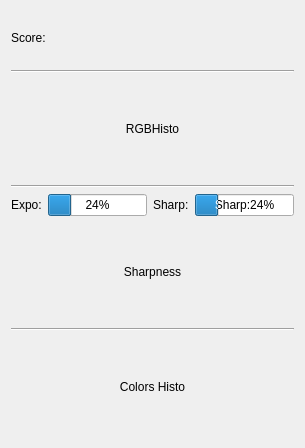
Old version of the form ui/imageinfowidget.ui in the repository athoune/Ema.
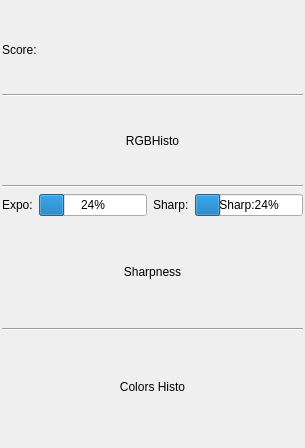
New version of the form. Icons and pictures are not drawn.

Diff of the .ui file:
```diff
--- a/ui/imageinfowidget.ui
+++ b/ui/imageinfowidget.ui
@@ -14,6 +14,12 @@
    <string>Form</string>
   </property>
   <layout class="QVBoxLayout" name="verticalLayout">
+   <property name="leftMargin">
+    <number>2</number>
+   </property>
+   <property name="rightMargin">
+    <number>2</number>
+   </property>
    <item>
     <widget class="QWidget" name="widget" native="true">
      <layout class="QHBoxLayout" name="horizontalLayout">
@@ -119,12 +125,6 @@
        <verstretch>0</verstretch>
       </sizepolicy>
      </property>
-     <property name="minimumSize">
-      <size>
-       <width>182</width>
-       <height>100</height>
-      </size>
-     </property>
      <property name="maximumSize">
       <size>
        <width>16777215</width>
```
